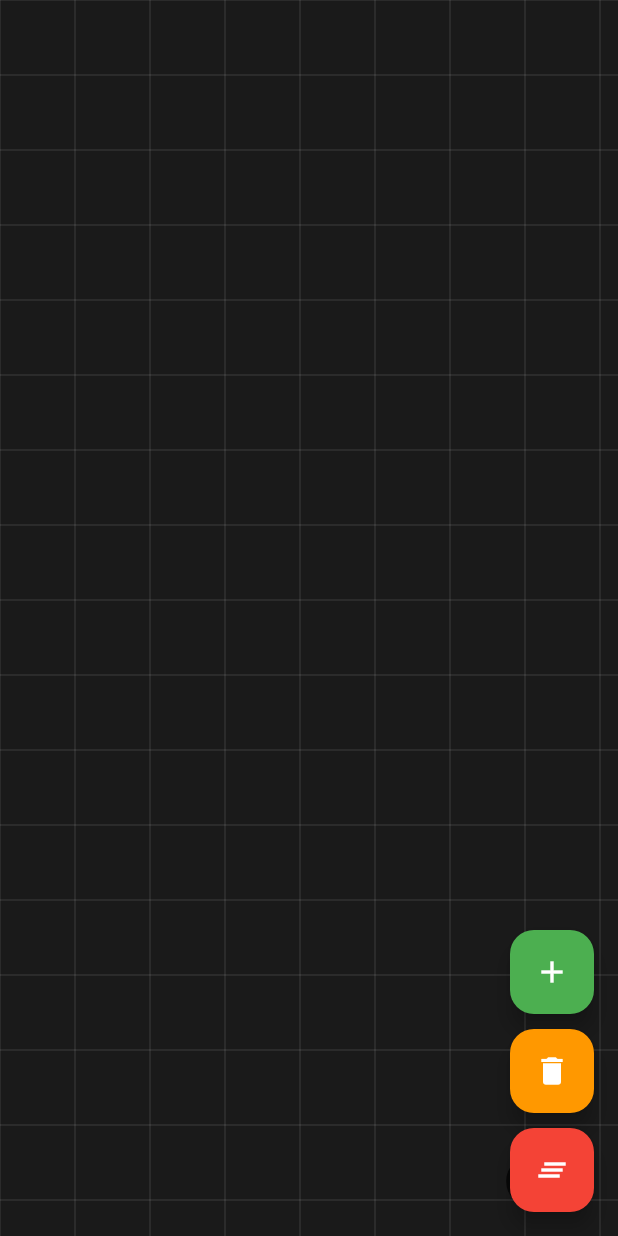
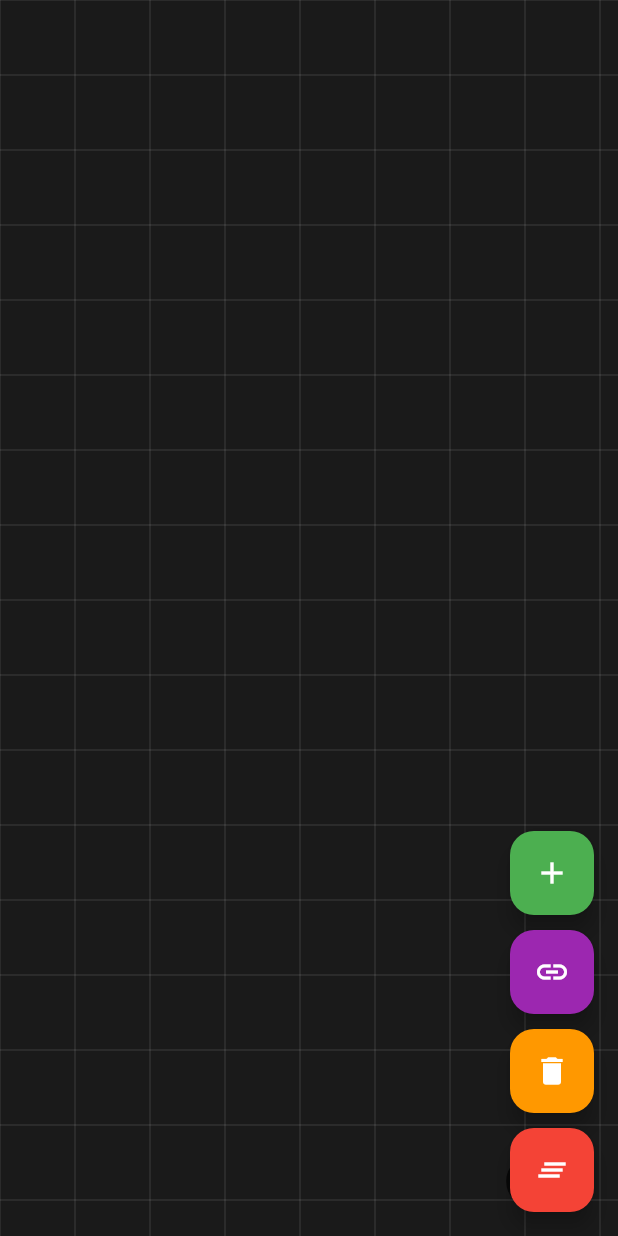
Before and after one commit to Telomelonia/graph_todo, a Flutter app: the screen it shows after launch, on a phone screen of 412 x 824 dp. Run offline on Flutter 3.47's test engine with Material 3 defaults, Android fonts, the light colour scheme and no system bars.

Commit message:
bug: the connector was not working, temp fix

```diff
--- a/lib/main.dart
+++ b/lib/main.dart
@@ -56,6 +56,20 @@ class HomePage extends StatelessWidget {
                   provider.isAddNodeMode
                       ? Icons.close
                       : Icons.add,
+                  color: Colors.white,
+                ),
+              ),
+              const SizedBox(height: 10),
+              FloatingActionButton(
+                heroTag: "connect",
+                onPressed: provider.toggleConnectMode,
+                backgroundColor: provider.isConnectMode
+                    ? Colors.blue
+                    : Colors.purple,
+                child: Icon(
+                  provider.isConnectMode
+                      ? Icons.close
+                      : Icons.link,
                   color: Colors.white,
                 ),
               ),
@@ -327,10 +341,33 @@ class _CanvasWidgetState extends State<CanvasWidget> {
                     ),
                   ),
 
+                // Connection mode indicator
+                if (provider.isConnectMode)
+                  Positioned(
+                    top: 100,
+                    left: 20,
+                    child: Container(
+                      padding: const EdgeInsets.all(16),
+                      decoration: BoxDecoration(
+                        color: Colors.purple.withValues(alpha: 0.9),
+                        borderRadius: BorderRadius.circular(8),
+                      ),
+                      child: Text(
+                        provider.selectedNodeForConnection == null
+                            ? 'Click first node to connect'
+                            : 'Click second node to complete connection',
+                        style: const TextStyle(
+                          color: Colors.white,
+                          fontWeight: FontWeight.bold,
+                        ),
+                      ),
+                    ),
+                  ),
+
                 // Eraser mode indicator
                 if (provider.isEraserMode)
                   Positioned(
-                    top: 100,
+                    top: 150,
                     left: 20,
                     child: Container(
                       padding: const EdgeInsets.all(16),
```
Also changed, not shown: lib/widgets/info_panel_widget.dart (+44 -16 lines).
